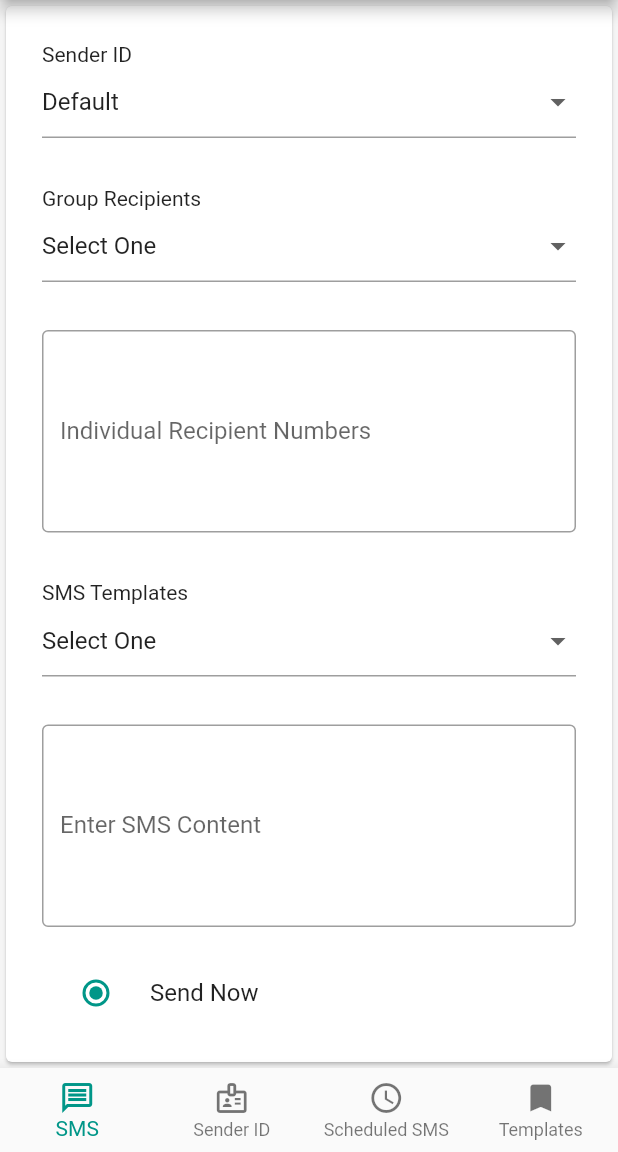
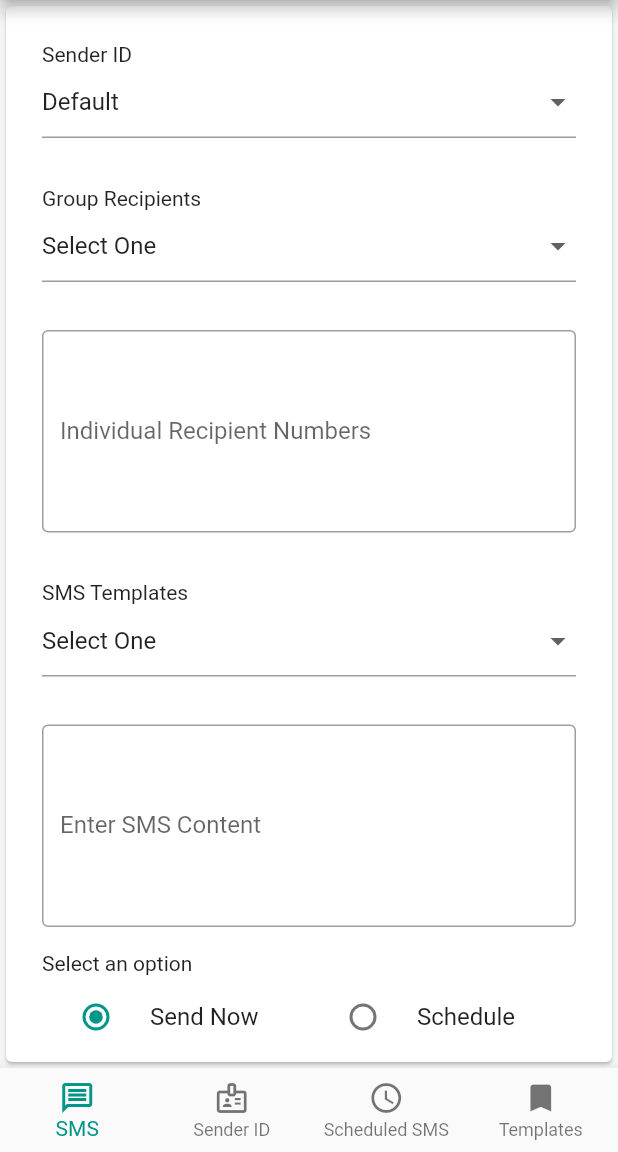
Before and after one commit to md-riaz/flutter_sms_net_bd, a Flutter app: the MessagingScreen screen opened by its route, on a phone screen of 412 x 824 dp, the part 84-1236 px from its top. Run offline on Flutter 3.47's test engine with Material 2 defaults, Android fonts, the phone set to English and light mode, and no system bars; our stand-ins replace shared_preferences; accounts and stored records are empty; network calls fail.

Commit message:
radio group custom widget ready

```diff
--- a/lib/screens/messaging/sms_tab.dart
+++ b/lib/screens/messaging/sms_tab.dart
@@ -174,10 +174,11 @@ class _SMSTabState extends State<SMSTab> {
                           ),
                         ),
                         ElevatedButton(
-                            onPressed: () {
-                              log(scheduledSms);
-                            },
-                            child: Text('Press Button'))
+                          onPressed: () {
+                            log(scheduledSms);
+                          },
+                          child: const Text('Press Button'),
+                        ),
                       ],
                     ),
                   );
--- a/lib/widgets/radio_group.dart
+++ b/lib/widgets/radio_group.dart
@@ -28,24 +28,25 @@ class _RadioGroupState extends State<RadioGroup> {
   @override
   Widget build(BuildContext context) {
     return Column(
-      mainAxisSize: MainAxisSize.min,
       crossAxisAlignment: CrossAxisAlignment.start,
-      children: widget.radioButtonValues.map(
-        (item) {
-          return Row(
-            children: <Widget>[
-              Flexible(
+      children: [
+        const Text('Select an option'),
+        Row(
+          children: widget.radioButtonValues.map(
+            (item) {
+              return Expanded(
+                flex: 1,
                 child: RadioListTile<String>(
                   value: item['value'],
                   groupValue: widget.selectedValue,
                   onChanged: _handleRadioValueChange,
                   title: Text(item['label']),
                 ),
-              ),
-            ],
-          );
-        },
-      ).toList(),
+              );
+            },
+          ).toList(),
+        ),
+      ],
     );
   }
 }
```
